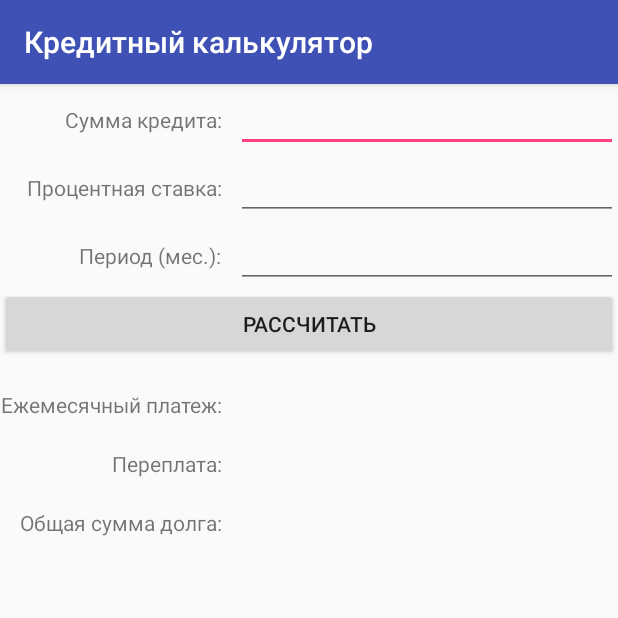
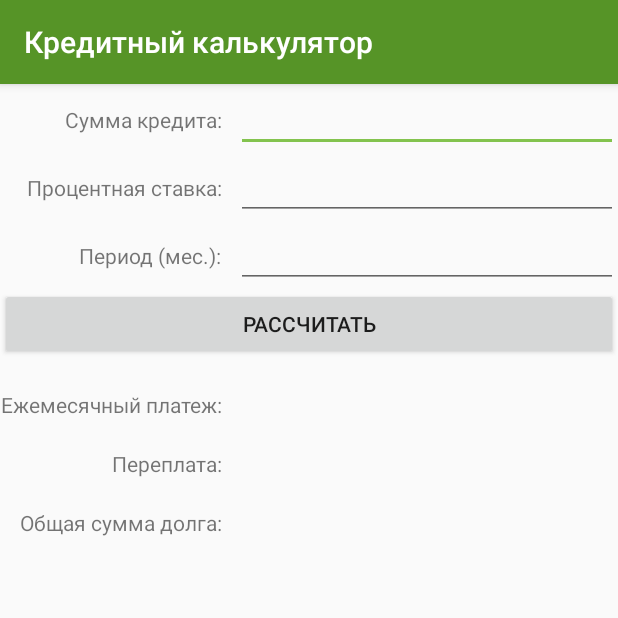
Before and after one commit to anya-kalinina/Project_cpsmi, an Android app: the screen it shows after launch (MainActivity), on a phone screen of 412 x 824 dp, the top half of it. Run offline under Robolectric (Android 15) with nearby library versions, the phone set to English and light mode, and no system bars.

Commit message:
realise version new design

```diff
--- a/LoanCalc/app/src/main/res/values/colors.xml
+++ b/LoanCalc/app/src/main/res/values/colors.xml
@@ -1,6 +1,6 @@
 <?xml version="1.0" encoding="utf-8"?>
 <resources>
-    <color name="colorPrimary">#3F51B5</color>
-    <color name="colorPrimaryDark">#303F9F</color>
-    <color name="colorAccent">#FF4081</color>
+    <color name="colorPrimary">#569427</color>
+    <color name="colorPrimaryDark">#437b1f</color>
+    <color name="colorAccent">#83c34e</color>
 </resources>
```
Also changed, not shown: LoanCalc/app/src/main/res/mipmap-hdpi/ic_launcher.png, LoanCalc/app/src/main/res/mipmap-hdpi/ic_launcher_round.png, LoanCalc/app/src/main/res/mipmap-mdpi/ic_launcher.png, LoanCalc/app/src/main/res/mipmap-mdpi/ic_launcher_round.png, LoanCalc/app/src/main/res/mipmap-xhdpi/ic_launcher.png, LoanCalc/app/src/main/res/mipmap-xhdpi/ic_launcher_round.png, LoanCalc/app/src/main/res/mipmap-xxhdpi/ic_launcher.png, LoanCalc/app/src/main/res/mipmap-xxhdpi/ic_launcher_round.png, LoanCalc/app/src/main/res/mipmap-xxxhdpi/ic_launcher.png, LoanCalc/app/src/main/res/mipmap-xxxhdpi/ic_launcher_round.png.
